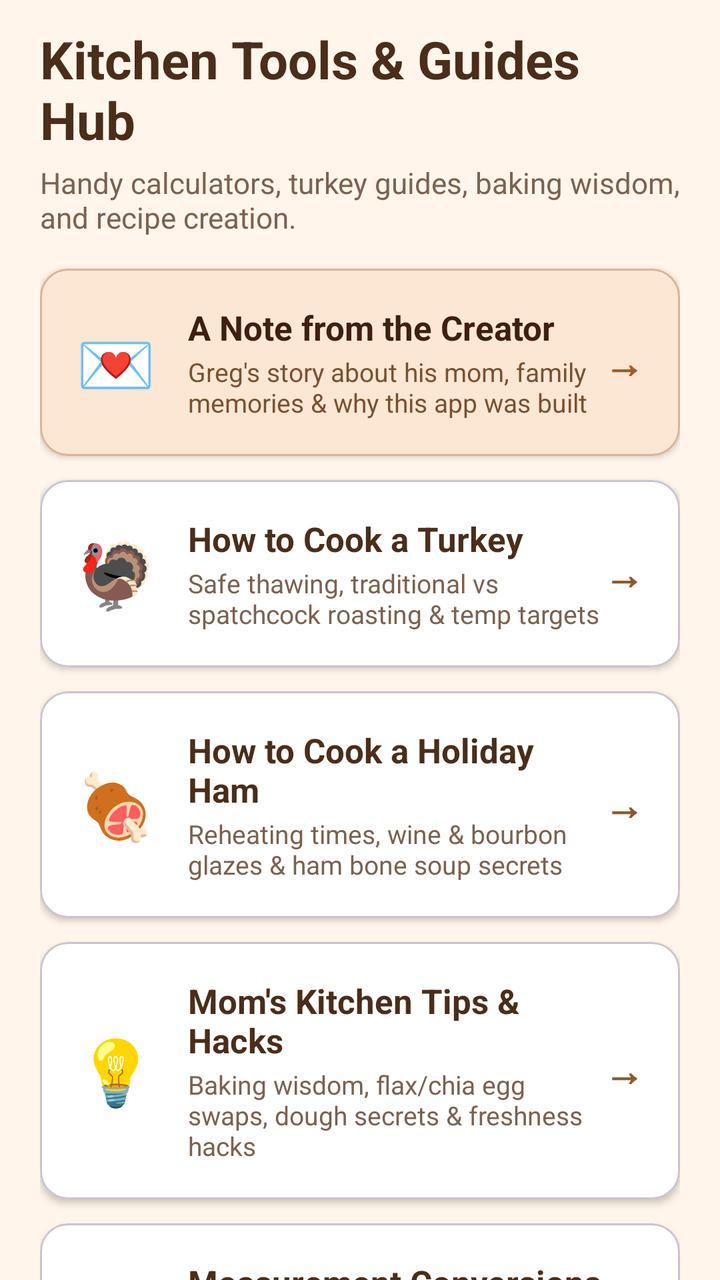
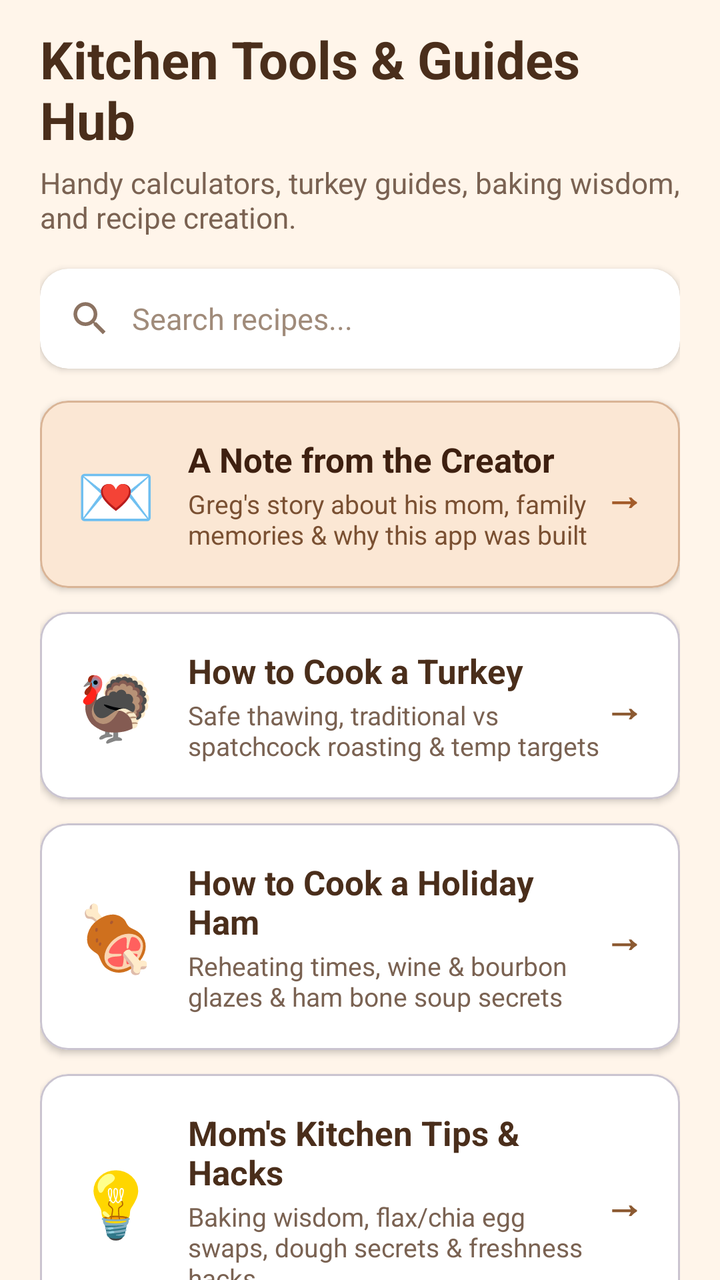

Before-and-after screenshots of an Android layout around one commit, followed by the original layout XML and the change that was made.
<!-- AndroidManifest.xml: application theme Theme.TheGoodieBox -->
<!-- res/layout/fragment_tools_hub.xml -->
<?xml version="1.0" encoding="utf-8"?>
<androidx.core.widget.NestedScrollView xmlns:android="http://schemas.android.com/apk/res/android"
    xmlns:app="http://schemas.android.com/apk/res-auto"
    android:layout_width="match_parent"
    android:layout_height="match_parent"
    android:clipToPadding="false"
    android:paddingBottom="70dp">

    <LinearLayout
        android:layout_width="match_parent"
        android:layout_height="wrap_content"
        android:orientation="vertical"
        android:paddingHorizontal="20dp"
        android:paddingTop="12dp">

        <TextView
            android:layout_width="match_parent"
            android:layout_height="wrap_content"
            android:text="Kitchen Tools &amp; Guides Hub"
            android:textColor="@color/title_brown"
            android:textSize="26sp"
            android:textStyle="bold" />

        <TextView
            android:layout_width="match_parent"
            android:layout_height="wrap_content"
            android:layout_marginTop="4dp"
            android:text="Handy calculators, turkey guides, baking wisdom, and recipe creation."
            android:textColor="#7A6252"
            android:textSize="14.5sp" />

        
        <com.google.android.material.card.MaterialCardView
            android:id="@+id/cardHubCreatorLetter"
            android:layout_width="match_parent"
            android:layout_height="wrap_content"
            android:layout_marginTop="16dp"
            android:clickable="true"
            android:focusable="true"
            app:cardBackgroundColor="#FBE7D4"
            app:cardCornerRadius="14dp"
            app:cardElevation="2dp"
            app:strokeColor="#D9B496"
            app:strokeWidth="1dp">

            <LinearLayout
                android:layout_width="match_parent"
                android:layout_height="wrap_content"
                android:gravity="center_vertical"
                android:orientation="horizontal"
                android:padding="18dp">

                <TextView
                    android:layout_width="wrap_content"
                    android:layout_height="wrap_content"
                    android:text="💌"
                    android:textSize="32sp" />

                <LinearLayout
                    android:layout_width="0dp"
                    android:layout_height="wrap_content"
                    android:layout_marginStart="16dp"
                    android:layout_weight="1"
                    android:orientation="vertical">

                    <TextView
                        android:layout_width="wrap_content"
                        android:layout_height="wrap_content"
                        android:text="A Note from the Creator"
                        android:textColor="#3E2010"
                        android:textSize="17sp"
                        android:textStyle="bold" />

                    <TextView
                        android:layout_width="wrap_content"
                        android:layout_height="wrap_content"
                        android:layout_marginTop="2dp"
                        android:text="Greg's story about his mom, family memories &amp; why this app was built"
                        android:textColor="#7A5032"
                        android:textSize="13sp" />

                </LinearLayout>

                <TextView
                    android:layout_width="wrap_content"
                    android:layout_height="wrap_content"
                    android:text="→"
                    android:textColor="#A35C2A"
                    android:textSize="20sp"
                    android:textStyle="bold" />

            </LinearLayout>

        </com.google.android.material.card.MaterialCardView>

        
        <com.google.android.material.card.MaterialCardView
            android:id="@+id/cardHubTurkey"
            android:layout_width="match_parent"
            android:layout_height="wrap_content"
            android:layout_marginTop="12dp"
            android:clickable="true"
            android:focusable="true"
            app:cardBackgroundColor="@android:color/white"
            app:cardCornerRadius="14dp"
            app:cardElevation="2dp">

            <LinearLayout
                android:layout_width="match_parent"
                android:layout_height="wrap_content"
                android:gravity="center_vertical"
                android:orientation="horizontal"
                android:padding="18dp">

                <TextView
                    android:layout_width="wrap_content"
                    android:layout_height="wrap_content"
                    android:text="🦃"
                    android:textSize="32sp" />

                <LinearLayout
                    android:layout_width="0dp"
                    android:layout_height="wrap_content"
                    android:layout_marginStart="16dp"
                    android:layout_weight="1"
                    android:orientation="vertical">

                    <TextView
                        android:layout_width="wrap_content"
                        android:layout_height="wrap_content"
                        android:text="How to Cook a Turkey"
                        android:textColor="@color/title_brown"
                        android:textSize="17sp"
                        android:textStyle="bold" />

                    <TextView
                        android:layout_width="wrap_content"
                        android:layout_height="wrap_content"
                        android:layout_marginTop="2dp"
                        android:text="Safe thawing, traditional vs spatchcock roasting &amp; temp targets"
                        android:textColor="@color/desc_brown"
                        android:textSize="13sp" />

                </LinearLayout>

                <TextView
                    android:layout_width="wrap_content"
                    android:layout_height="wrap_content"
                    android:text="→"
                    android:textColor="@color/link_brown"
                    android:textSize="20sp"
                    android:textStyle="bold" />

            </LinearLayout>

        </com.google.android.material.card.MaterialCardView>

        
        <com.google.android.material.card.MaterialCardView
            android:id="@+id/cardHubHam"
            android:layout_width="match_parent"
            android:layout_height="wrap_content"
            android:layout_marginTop="12dp"
            android:clickable="true"
            android:focusable="true"
            app:cardBackgroundColor="@android:color/white"
            app:cardCornerRadius="14dp"
            app:cardElevation="2dp">

            <LinearLayout
                android:layout_width="match_parent"
                android:layout_height="wrap_content"
                android:gravity="center_vertical"
                android:orientation="horizontal"
                android:padding="18dp">

                <TextView
                    android:layout_width="wrap_content"
                    android:layout_height="wrap_content"
                    android:text="🍖"
                    android:textSize="32sp" />

                <LinearLayout
                    android:layout_width="0dp"
                    android:layout_height="wrap_content"
                    android:layout_marginStart="16dp"
                    android:layout_weight="1"
                    android:orientation="vertical">

                    <TextView
                        android:layout_width="wrap_content"
                        android:layout_height="wrap_content"
                        android:text="How to Cook a Holiday Ham"
                        android:textColor="@color/title_brown"
                        android:textSize="17sp"
                        android:textStyle="bold" />

                    <TextView
                        android:layout_width="wrap_content"
                        android:layout_height="wrap_content"
                        android:layout_marginTop="2dp"
                        android:text="Reheating times, wine &amp; bourbon glazes &amp; ham bone soup secrets"
                        android:textColor="@color/desc_brown"
                        android:textSize="13sp" />

                </LinearLayout>

                <TextView
                    android:layout_width="wrap_content"
                    android:layout_height="wrap_content"
                    android:text="→"
                    android:textColor="@color/link_brown"
                    android:textSize="20sp"
                    android:textStyle="bold" />

            </LinearLayout>

        </com.google.android.material.card.MaterialCardView>

        
        <com.google.android.material.card.MaterialCardView
            android:id="@+id/cardHubTips"
            android:layout_width="match_parent"
            android:layout_height="wrap_content"
            android:layout_marginTop="12dp"
            android:clickable="true"
            android:focusable="true"
            app:cardBackgroundColor="@android:color/white"
            app:cardCornerRadius="14dp"
            app:cardElevation="2dp">

            <LinearLayout
                android:layout_width="match_parent"
                android:layout_height="wrap_content"
                android:gravity="center_vertical"
                android:orientation="horizontal"
                android:padding="18dp">

                <TextView
                    android:layout_width="wrap_content"
                    android:layout_height="wrap_content"
                    android:text="💡"
                    android:textSize="32sp" />

                <LinearLayout
                    android:layout_width="0dp"
                    android:layout_height="wrap_content"
                    android:layout_marginStart="16dp"
                    android:layout_weight="1"
                    android:orientation="vertical">

                    <TextView
                        android:layout_width="wrap_content"
                        android:layout_height="wrap_content"
                        android:text="Mom's Kitchen Tips &amp; Hacks"
                        android:textColor="@color/title_brown"
                        android:textSize="17sp"
                        android:textStyle="bold" />

                    <TextView
                        android:layout_width="wrap_content"
                        android:layout_height="wrap_content"
                        android:layout_marginTop="2dp"
                        android:text="Baking wisdom, flax/chia egg swaps, dough secrets &amp; freshness hacks"
                        android:textColor="@color/desc_brown"
                        android:textSize="13sp" />

                </LinearLayout>

                <TextView
                    android:layout_width="wrap_content"
                    android:layout_height="wrap_content"
                    android:text="→"
                    android:textColor="@color/link_brown"
                    android:textSize="20sp"
                    android:textStyle="bold" />

            </LinearLayout>

        </com.google.android.material.card.MaterialCardView>

        
        <com.google.android.material.card.MaterialCardView
            android:id="@+id/cardHubConversions"
            android:layout_width="match_parent"
            android:layout_height="wrap_content"
            android:layout_marginTop="12dp"
            android:clickable="true"
            android:focusable="true"
            app:cardBackgroundColor="@android:color/white"
            app:cardCornerRadius="14dp"
            app:cardElevation="2dp">

            <LinearLayout
                android:layout_width="match_parent"
                android:layout_height="wrap_content"
                android:gravity="center_vertical"
                android:orientation="horizontal"
                android:padding="18dp">

                <TextView
                    android:layout_width="wrap_content"
                    android:layout_height="wrap_content"
                    android:text="📏"
                    android:textSize="32sp" />

                <LinearLayout
                    android:layout_width="0dp"
                    android:layout_height="wrap_content"
                    android:layout_marginStart="16dp"
                    android:layout_weight="1"
                    android:orientation="vertical">

                    <TextView
                        android:layout_width="wrap_content"
                        android:layout_height="wrap_content"
                        android:text="Measurement Conversions"
                        android:textColor="@color/title_brown"
                        android:textSize="17sp"
                        android:textStyle="bold" />

                    <TextView
                        android:layout_width="wrap_content"
                        android:layout_height="wrap_content"
                        android:layout_marginTop="2dp"
                        android:text="Convert weights, liquid volumes, cups, grams &amp; oven temperatures"
                        android:textColor="@color/desc_brown"
                        android:textSize="13sp" />

                </LinearLayout>

                <TextView
                    android:layout_width="wrap_content"
                    android:layout_height="wrap_content"
                    android:text="→"
                    android:textColor="@color/link_brown"
                    android:textSize="20sp"
                    android:textStyle="bold" />

            </LinearLayout>

        </com.google.android.material.card.MaterialCardView>

        
        <com.google.android.material.card.MaterialCardView
            android:id="@+id/cardHubHowToUse"
            android:layout_width="match_parent"
            android:layout_height="wrap_content"
            android:layout_marginTop="12dp"
            android:clickable="true"
            android:focusable="true"
            app:cardBackgroundColor="@android:color/white"
            app:cardCornerRadius="14dp"
            app:cardElevation="2dp">

            <LinearLayout
                android:layout_width="match_parent"
                android:layout_height="wrap_content"
                android:gravity="center_vertical"
                android:orientation="horizontal"
                android:padding="18dp">

                <TextView
                    android:layout_width="wrap_content"
                    android:layout_height="wrap_content"
                    android:text="📖"
                    android:textSize="32sp" />

                <LinearLayout
                    android:layout_width="0dp"
                    android:layout_height="wrap_content"
                    android:layout_marginStart="16dp"
                    android:layout_weight="1"
                    android:orientation="vertical">

                    <TextView
                        android:layout_width="wrap_content"
                        android:layout_height="wrap_content"
                        android:text="How to Use This App"
                        android:textColor="@color/title_brown"
                        android:textSize="17sp"
                        android:textStyle="bold" />

                    <TextView
                        android:layout_width="wrap_content"
                        android:layout_height="wrap_content"
                        android:layout_marginTop="2dp"
                        android:text="Guide to browsing 3x5 cards, search, favorites, adding &amp; editing"
                        android:textColor="@color/desc_brown"
                        android:textSize="13sp" />

                </LinearLayout>

                <TextView
                    android:layout_width="wrap_content"
                    android:layout_height="wrap_content"
                    android:text="→"
                    android:textColor="@color/link_brown"
                    android:textSize="20sp"
                    android:textStyle="bold" />

            </LinearLayout>

        </com.google.android.material.card.MaterialCardView>

        
        <com.google.android.material.card.MaterialCardView
            android:id="@+id/cardHubAddRecipe"
            android:layout_width="match_parent"
            android:layout_height="wrap_content"
            android:layout_marginTop="12dp"
            android:layout_marginBottom="32dp"
            android:clickable="true"
            android:focusable="true"
            app:cardBackgroundColor="@android:color/white"
            app:cardCornerRadius="14dp"
            app:cardElevation="2dp">

            <LinearLayout
                android:layout_width="match_parent"
                android:layout_height="wrap_content"
                android:gravity="center_vertical"
                android:orientation="horizontal"
                android:padding="18dp">

                <TextView
                    android:layout_width="wrap_content"
                    android:layout_height="wrap_content"
                    android:text="➕"
                    android:textSize="32sp" />

                <LinearLayout
                    android:layout_width="0dp"
                    android:layout_height="wrap_content"
                    android:layout_marginStart="16dp"
                    android:layout_weight="1"
                    android:orientation="vertical">

                    <TextView
                        android:layout_width="wrap_content"
                        android:layout_height="wrap_content"
                        android:text="Add Custom Family Recipe"
                        android:textColor="@color/title_brown"
                        android:textSize="17sp"
                        android:textStyle="bold" />

                    <TextView
                        android:layout_width="wrap_content"
                        android:layout_height="wrap_content"
                        android:layout_marginTop="2dp"
                        android:text="Create and save your own secret heirloom recipes, directions &amp; photos"
                        android:textColor="@color/desc_brown"
                        android:textSize="13sp" />

                </LinearLayout>

                <TextView
                    android:layout_width="wrap_content"
                    android:layout_height="wrap_content"
                    android:text="→"
                    android:textColor="@color/link_brown"
                    android:textSize="20sp"
                    android:textStyle="bold" />

            </LinearLayout>

        </com.google.android.material.card.MaterialCardView>

    </LinearLayout>

</androidx.core.widget.NestedScrollView>
<!-- resources referenced by this layout -->
<resources>
  <color name="desc_brown">#7A6252</color>
  <color name="link_brown">#8C5A32</color>
  <color name="title_brown">#4A2E1B</color>
  <style name="Theme.TheGoodieBox" parent="Base.Theme.TheGoodieBox" />
  <style name="Base.Theme.TheGoodieBox" parent="Theme.Material3.Light.NoActionBar">
          <item name="colorPrimary">@color/gingerbread_brown</item>
          <item name="colorSecondary">@color/candy_cane_red</item>
          <item name="android:windowBackground">@color/frosting_cream</item>
          <item name="colorSurface">@color/frosting_cream</item>
          <item name="android:textColorPrimary">@color/cocoa_shadow</item>
      </style>
  <color name="gingerbread_brown">#A35C2A</color>
  <color name="candy_cane_red">#C23B22</color>
  <color name="frosting_cream">#FFF5EA</color>
  <color name="cocoa_shadow">#4B2E1E</color>
</resources>

<!-- the commit's change to res/layout/fragment_tools_hub.xml (unified diff, before → after) -->
@@ -30,6 +30,46 @@
             android:textSize="14.5sp" />
 
         
+        <androidx.cardview.widget.CardView
+            android:layout_width="match_parent"
+            android:layout_height="50dp"
+            android:layout_marginTop="16dp"
+            app:cardBackgroundColor="@color/white"
+            app:cardCornerRadius="14dp"
+            app:cardElevation="2dp">
+
+            <LinearLayout
+                android:layout_width="match_parent"
+                android:layout_height="match_parent"
+                android:gravity="center_vertical"
+                android:orientation="horizontal"
+                android:paddingHorizontal="14dp">
+
+                <ImageView
+                    android:layout_width="22dp"
+                    android:layout_height="22dp"
+                    android:contentDescription="Search Icon"
+                    android:src="@drawable/ic_search_brown" />
+
+                <EditText
+                    android:id="@+id/etSearchRecipes"
+                    android:layout_width="match_parent"
+                    android:layout_height="match_parent"
+                    android:layout_marginStart="10dp"
+                    android:background="@null"
+                    android:hint="@string/search_recipes_hint"
+                    android:imeOptions="actionSearch"
+                    android:inputType="text"
+                    android:maxLines="1"
+                    android:textColor="@color/title_brown"
+                    android:textColorHint="#A08B7A"
+                    android:textSize="15sp" />
+
+            </LinearLayout>
+
+        </androidx.cardview.widget.CardView>
+
+        
         <com.google.android.material.card.MaterialCardView
             android:id="@+id/cardHubCreatorLetter"
             android:layout_width="match_parent"
<!-- resource entries referenced after the edit -->
@@ -3,6 +3,19 @@
   <color name="desc_brown">#7A6252</color>
   <color name="link_brown">#8C5A32</color>
   <color name="title_brown">#4A2E1B</color>
+  <color name="white">#FFFFFFFF</color>
+  <!-- drawable ic_search_brown (drawable) -->
+  <?xml version="1.0" encoding="utf-8"?>
+  <vector xmlns:android="http://schemas.android.com/apk/res/android"
+      android:width="24dp"
+      android:height="24dp"
+      android:viewportWidth="24"
+      android:viewportHeight="24">
+      <path
+          android:fillColor="#8C7362"
+          android:pathData="M15.5,14h-0.79l-0.28,-0.27C15.41,12.59 16,11.11 16,9.5 16,5.91 13.09,3 9.5,3S3,5.91 3,9.5 5.91,16 9.5,16c1.61,0 3.09,-0.59 4.23,-1.57l0.27,0.28v0.79l5,4.99L20.49,19l-4.99,-5zM9.5,14C7.01,14 5,11.99 5,9.5S7.01,5 9.5,5 14,7.01 14,9.5 11.99,14 9.5,14z" />
+  </vector>
+  <string name="search_recipes_hint">Search recipes...</string>
   <style name="Theme.TheGoodieBox" parent="Base.Theme.TheGoodieBox" />
   <style name="Base.Theme.TheGoodieBox" parent="Theme.Material3.Light.NoActionBar">
           <item name="colorPrimary">@color/gingerbread_brown</item>
